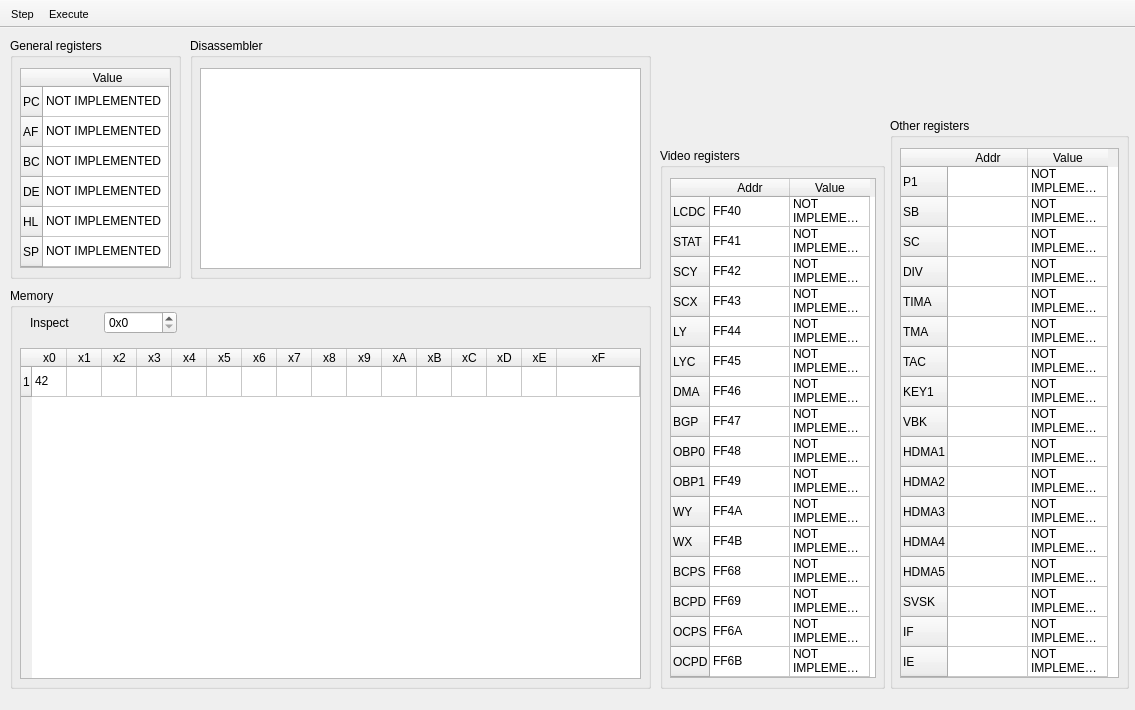
First picture: the form in GUI/debugwindow.ui, repository gabkk/Gbemulator, before the edit.
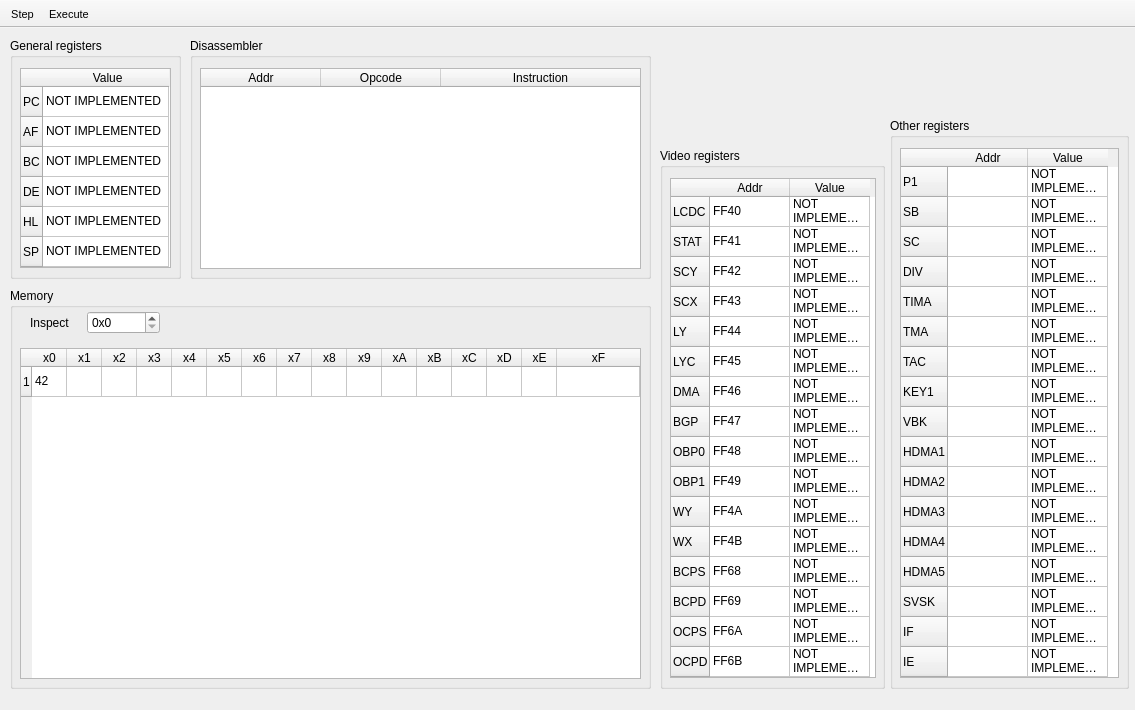
Second picture: the form after the edit. Icons and pictures are not drawn. Custom widgets are drawn as their Qt base class.

The edit to the form file:
```diff
--- a/GUI/debugwindow.ui
+++ b/GUI/debugwindow.ui
@@ -160,7 +160,7 @@
       <rect>
        <x>9</x>
        <y>20</y>
-       <width>638</width>
+       <width>621</width>
        <height>41</height>
       </rect>
      </property>
@@ -828,7 +828,7 @@
       </rect>
      </property>
      <attribute name="horizontalHeaderVisible">
-      <bool>false</bool>
+      <bool>true</bool>
      </attribute>
      <attribute name="horizontalHeaderCascadingSectionResizes">
       <bool>false</bool>
```
